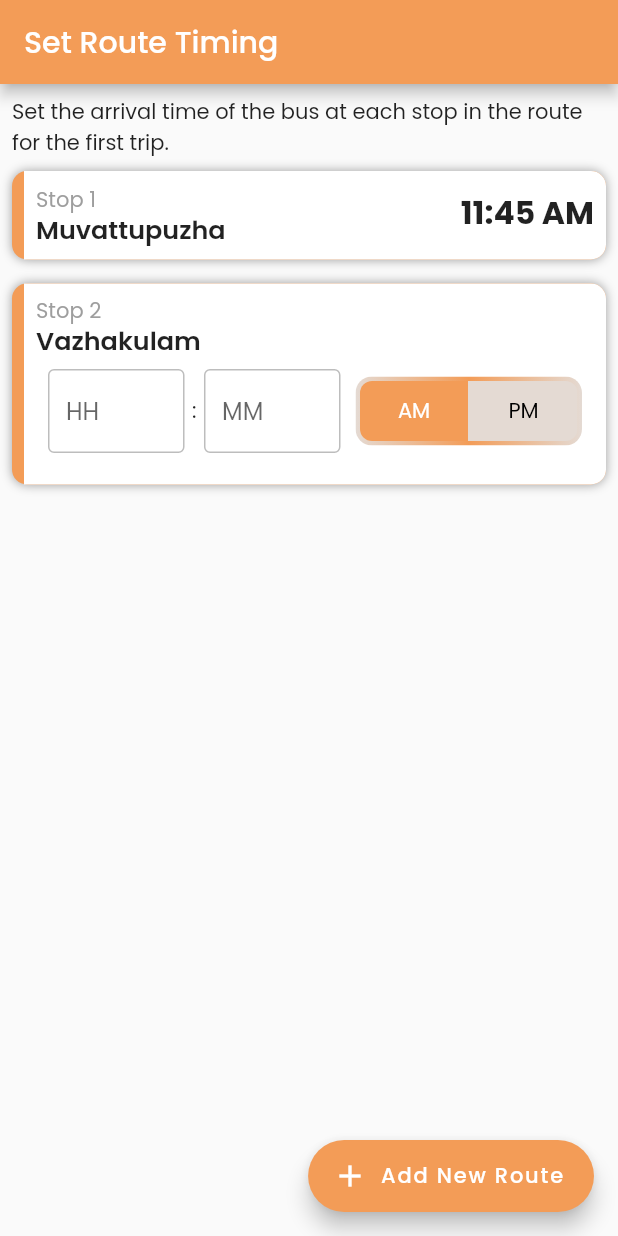
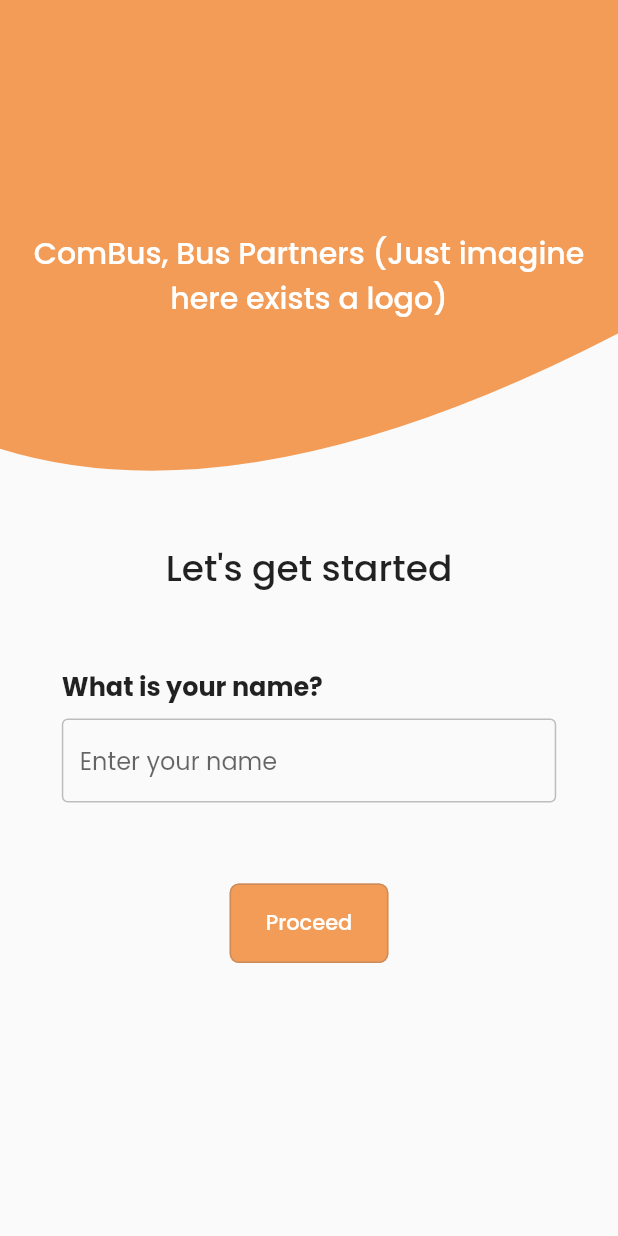
Before and after one commit to AthulJohn/combus, a Flutter app: the screen it shows after launch, on a phone screen of 412 x 824 dp. Run offline on Flutter 3.47's test engine with Material 2 defaults, Android fonts, the phone set to English and light mode, and no system bars; drawn by our look-alikes of toggle_switch; our stand-ins replace flutter_map, latlong2, text_scroll, timelines; missing offline and left inert: flutter_analog_clock.

Commit message:
Added registration page UI

```diff
--- a/lib/constants/text_styles.dart
+++ b/lib/constants/text_styles.dart
@@ -27,6 +27,12 @@ abstract class AppTextStyles {
       fontWeight: FontWeight.bold,
       height: 1.2);
 
+  static TextStyle get high => TextStyle(
+        fontSize: 24,
+        fontWeight: FontWeight.w500,
+        height: 1.2,
+      );
+
   static TextStyle get highWhite => TextStyle(
         color: Colors.white,
         fontWeight: FontWeight.w600,
--- a/lib/main.dart
+++ b/lib/main.dart
@@ -3,6 +3,7 @@ import 'package:combus/view/components/bus_card.dart';
 import 'package:combus/models/bus.dart';
 import 'package:combus/view/screens/admin/admin_home_screen.dart';
 import 'package:combus/view/screens/admin/detail_form.dart';
+import 'package:combus/view/screens/admin/registration/signin_screen.dart';
 import 'package:combus/view/screens/admin/routes_screen.dart';
 import 'package:combus/view/screens/admin/stop_selection.dart';
 import 'package:flutter/material.dart';
@@ -25,7 +26,7 @@ class MainApp extends StatelessWidget {
         theme: ThemeData(
           fontFamily: 'Poppins',
         ),
-        home: const TimeingSelectionScreen());
+        home: const SigninScreen());
   }
 }
 
--- /dev/null
+++ b/lib/view/components/reg_bg_design.dart
@@ -0,0 +1,44 @@
+import 'package:flutter/material.dart';
+
+import '../../constants/color_theme.dart';
+
+class BgEclipseDesign extends StatelessWidget {
+  const BgEclipseDesign({super.key});
+
+  @override
+  Widget build(BuildContext context) {
+    return CustomPaint(
+      painter: BackgroundPaint(),
+
+      // child: Text(
+      //     "ComBus, Bus Partners (Just imagine here exists a logo)"),
+    );
+  }
+}
+
+class BackgroundPaint extends CustomPainter {
+  @override
+  void paint(Canvas canvas, Size size) {
+    // TODO: implement paint
+    final height = size.height;
+    final width = size.width;
+
+    Paint paint = Paint()
+      ..style = PaintingStyle.fill
+      ..isAntiAlias = true
+      ..color = AppColorTheme.primaryColor;
+
+    Path myPath = Path();
+
+    myPath.moveTo(0, height * 0.95);
+
+    myPath.quadraticBezierTo(width * 0.4, height * 1.15, width, height * 0.65);
+    myPath.lineTo(width, 0);
+    myPath.lineTo(0, 0);
+
+    canvas.drawPath(myPath, paint);
+  }
+
+  @override
+  bool shouldRepaint(covariant CustomPainter oldDelegate) => true;
+}
--- /dev/null
+++ b/lib/view/screens/admin/registration/signin_screen.dart
@@ -0,0 +1,62 @@
+import 'dart:math';
+
+import 'package:combus/constants/color_theme.dart';
+import 'package:combus/constants/text_styles.dart';
+import 'package:combus/view/components/text_fields.dart';
+import 'package:flutter/material.dart';
+
+import '../../../components/buttons.dart';
+import '../../../components/reg_bg_design.dart';
+
+class SigninScreen extends StatelessWidget {
+  const SigninScreen({super.key});
+
+  @override
+  Widget build(BuildContext context) {
+    double width = MediaQuery.of(context).size.width;
+    double height = MediaQuery.of(context).size.height;
+    return Scaffold(
+        appBar: AppBar(
+          backgroundColor: AppColorTheme.primaryColor,
+          elevation: 0,
+        ),
+        body: Column(
+          crossAxisAlignment: CrossAxisAlignment.stretch,
+          children: [
+            Expanded(
+              child: Stack(
+                fit: StackFit.expand,
+                children: [
+                  BgEclipseDesign(),
+                  Center(
+                    child: Text(
+                      "ComBus, Bus Partners (Just imagine here exists a logo)",
+                      style: AppTextStyles.mediumWhite,
+                      textAlign: TextAlign.center,
+                    ),
+                  ),
+                ],
+              ),
+            ),
+            Expanded(
+                flex: 2,
+                child: FractionallySizedBox(
+                  widthFactor: 0.8,
+                  heightFactor: 0.75,
+                  alignment: Alignment.topCenter,
+                  child: Column(
+                    mainAxisAlignment: MainAxisAlignment.spaceEvenly,
+                    children: [
+                      Text(
+                        'Let\'s get started',
+                        style: AppTextStyles.high,
+                      ),
+                      TextFieldWithQuestion(),
+                      AppFilledButton(text: "Proceed"),
+                    ],
+                  ),
+                ))
+          ],
+        ));
+  }
+}
--- a/pubspec.yaml
+++ b/pubspec.yaml
@@ -14,6 +14,7 @@ dependencies:
   flutter_map: ^5.0.0
   flutter_analog_clock: ^1.0.3
   toggle_switch: ^2.1.0
+  get: ^4.6.5
 
 dev_dependencies:
   flutter_test:
```
Also changed, not shown: lib/view/screens/admin/registration/details_entry.dart (added, +89 -0 lines), lib/view/screens/admin/registration/otp_screen.dart (added, +62 -0 lines), pubspec.lock.
